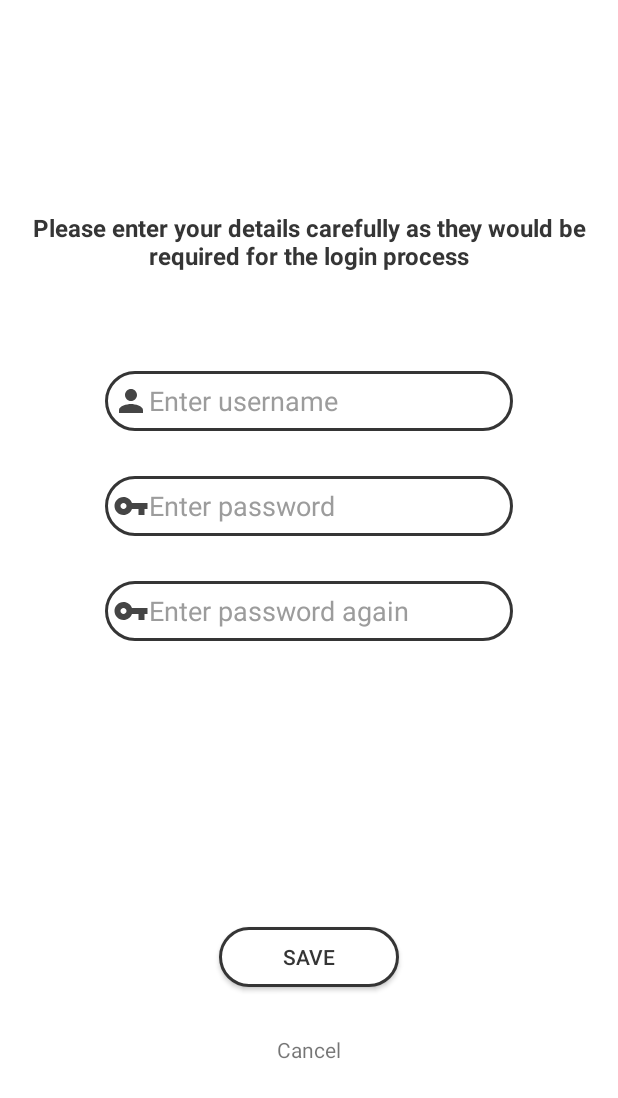
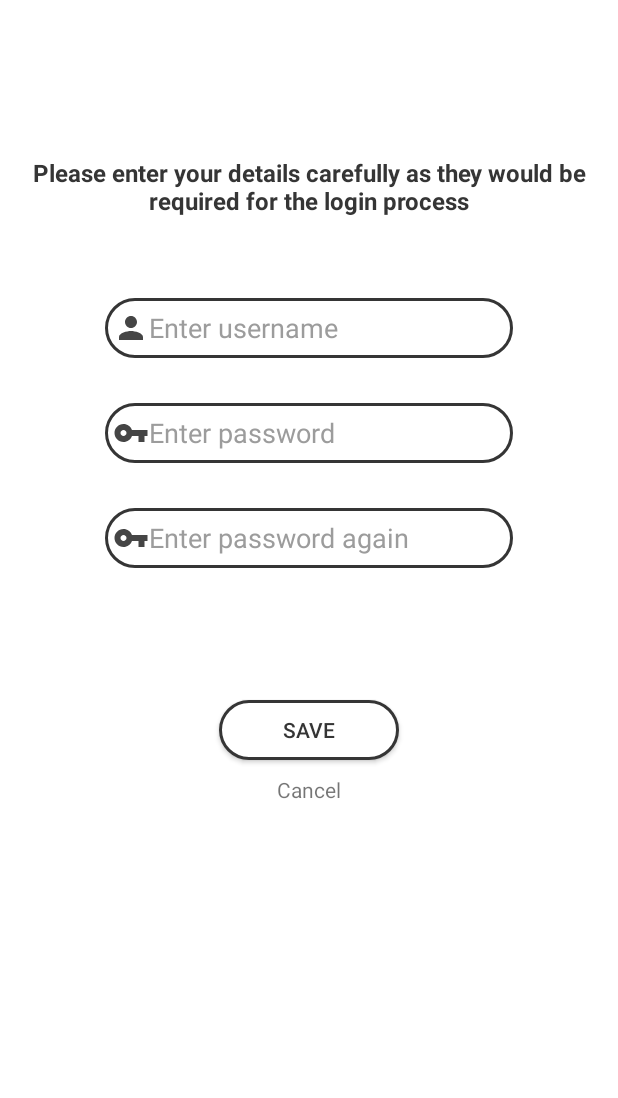
Before and after one commit to BobbyBriQz/IdeasAppForMobileDevelopers, an Android app: the screen it shows after launch (RegisterActivity), on a phone screen of 412 x 824 dp. Shown: the top 1098 px of the screen. Run offline under Robolectric (Android 15) with nearby library versions, the phone set to English and light mode, and no system bars.

```diff
--- a/app/build.gradle
+++ b/app/build.gradle
@@ -44,6 +44,7 @@ dependencies {
     implementation "androidx.room:room-runtime:$room_version"
     annotationProcessor "androidx.room:room-compiler:$room_version"
 
+    implementation "androidx.lifecycle:lifecycle-extensions:2.1.0"
 
     implementation 'androidx.biometric:biometric:1.0.1'
 }
--- a/app/src/main/java/com/appsbygreatness/ideasappformobiledevelopers/activities/NewIdea.java
+++ b/app/src/main/java/com/appsbygreatness/ideasappformobiledevelopers/activities/NewIdea.java
@@ -128,6 +128,7 @@ public class NewIdea extends AppCompatActivity implements BitmapAdapter.OnBitmap
         adapter.setImageNames(imageNames);
         adapter.setFullPath(fullPath);
 
+
         todoAdapter = new TodoAdapter(this, this, this);
         todoAdapter.setTodos(todos);
 
@@ -160,7 +161,6 @@ public class NewIdea extends AppCompatActivity implements BitmapAdapter.OnBitmap
                 todoAdapter.notifyDataSetChanged();
             }
         });
-
     }
 
     @Override
@@ -208,8 +208,6 @@ public class NewIdea extends AppCompatActivity implements BitmapAdapter.OnBitmap
     }
 
     private void killActivity() {
-        Intent intent = new Intent(getApplicationContext(), ViewIdeas.class);
-        startActivity(intent);
 
         finish();
     }
--- a/app/src/main/res/layout/activity_register.xml
+++ b/app/src/main/res/layout/activity_register.xml
@@ -1,5 +1,6 @@
 <?xml version="1.0" encoding="utf-8"?>
-<androidx.constraintlayout.widget.ConstraintLayout xmlns:android="http://schemas.android.com/apk/res/android"
+<ScrollView
+    xmlns:android="http://schemas.android.com/apk/res/android"
     xmlns:app="http://schemas.android.com/apk/res-auto"
     xmlns:tools="http://schemas.android.com/tools"
     android:layout_width="match_parent"
@@ -8,13 +9,17 @@
     android:background="?attr/activityBackgroundTint"
     tools:context=".activities.RegisterActivity">
 
+    <androidx.constraintlayout.widget.ConstraintLayout
+        android:layout_width="match_parent"
+        android:layout_height="wrap_content">
 
         <TextView
             android:layout_width="match_parent"
             android:layout_height="wrap_content"
+            android:layout_marginTop="20dp"
             android:layout_marginStart="10dp"
             android:layout_marginEnd="10dp"
-        android:layout_marginBottom="8dp"
+            android:layout_marginBottom="10dp"
             android:gravity="center"
             android:importantForAutofill="no"
             android:text="@string/please_enter_details"
@@ -31,6 +36,7 @@
             android:id="@+id/regUsernameET"
             android:layout_width="0dp"
             android:layout_height="40dp"
+            android:layout_marginTop="20dp"
             android:layout_marginStart="8dp"
             android:layout_marginEnd="8dp"
             android:background="@drawable/edit_round"
@@ -91,6 +97,7 @@
             android:layout_width="120dp"
             android:layout_height="40dp"
             android:layout_gravity="center"
+            android:layout_marginTop="20dp"
             android:layout_marginStart="8dp"
             android:layout_marginEnd="8dp"
             android:background="@drawable/button_round"
@@ -107,6 +114,7 @@
             android:layout_gravity="center"
             android:layout_marginStart="8dp"
             android:layout_marginEnd="8dp"
+            android:layout_marginTop="10dp"
             android:text="@string/cancel"
             app:layout_constraintBottom_toTopOf="@id/guideline8"
             app:layout_constraintEnd_toEndOf="parent"
@@ -157,3 +165,7 @@
 
 
     </androidx.constraintlayout.widget.ConstraintLayout>
+
+
+
+</ScrollView>
```
Also changed, not shown: app/src/main/java/com/appsbygreatness/ideasappformobiledevelopers/DetailedPageViewModel.java (added, +20 -0 lines), app/src/main/java/com/appsbygreatness/ideasappformobiledevelopers/DetailedPageViewModelFactory.java (added, +25 -0 lines), app/src/main/java/com/appsbygreatness/ideasappformobiledevelopers/ViewIdeasViewModel.java (added, +26 -0 lines), app/src/main/java/com/appsbygreatness/ideasappformobiledevelopers/activities/DetailedPage.java (+13 -8 lines), app/src/main/java/com/appsbygreatness/ideasappformobiledevelopers/activities/ViewIdeas.java (+10 -13 lines). Lines whose indentation alone changed are shown as unchanged.
